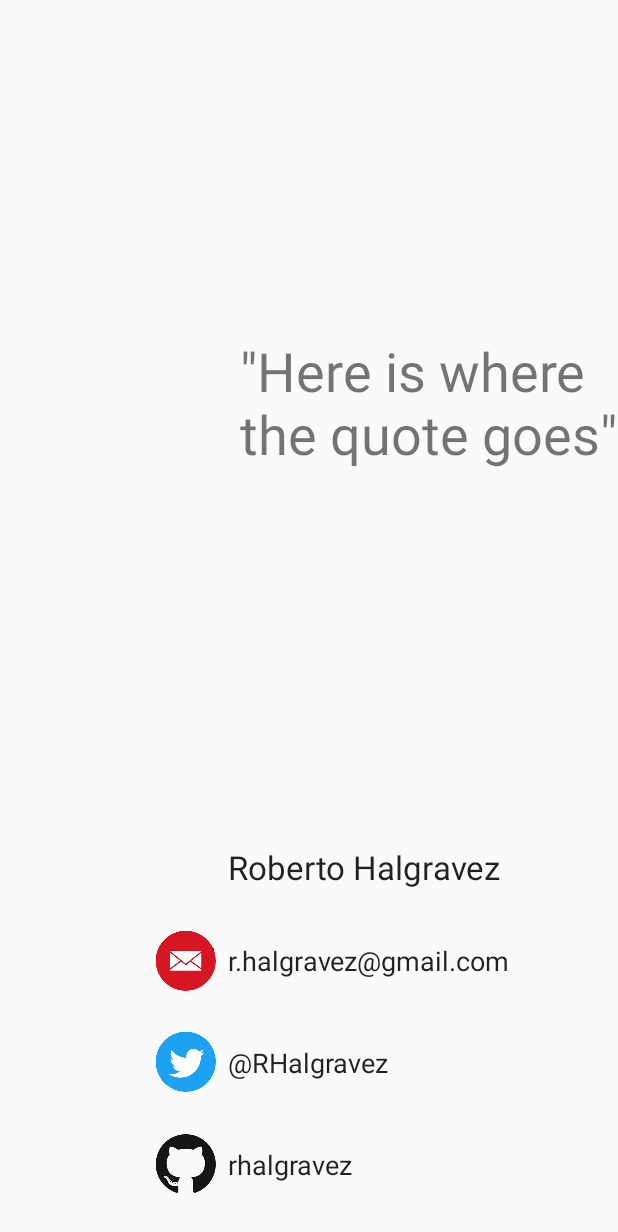
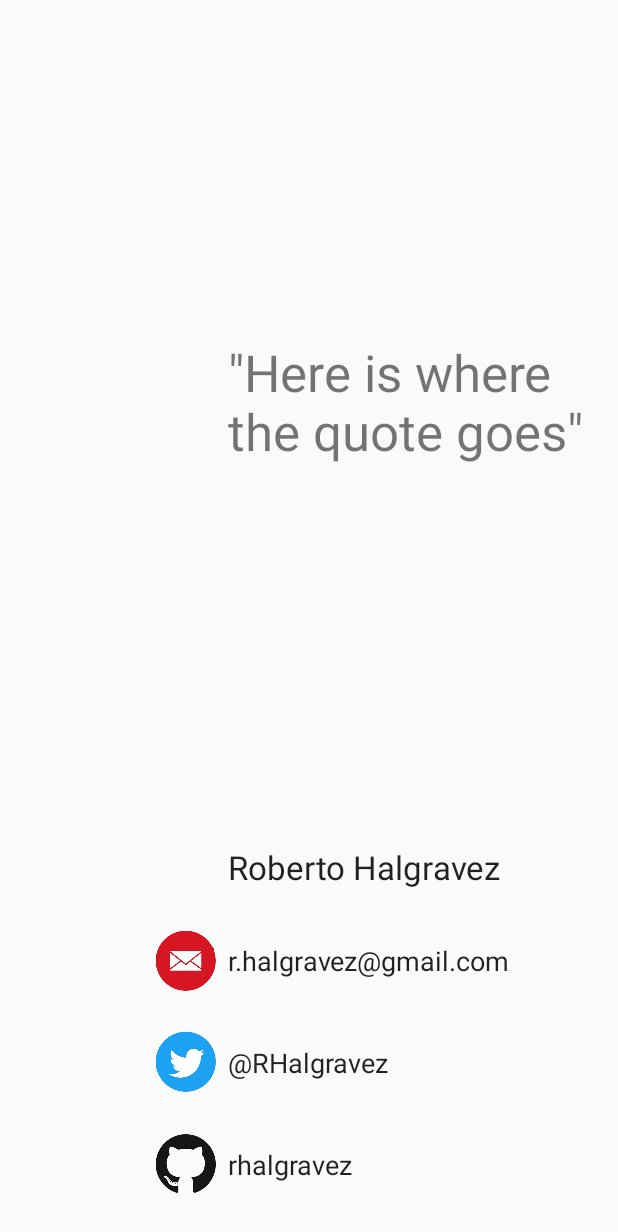
Before and after one commit to rhalgravez/AndroidBootcampSummer2020, an Android app: the layout activity_main.xml on its own in the app's theme, with its tools: preview values and no code run, on a phone screen of 412 x 824 dp. Shown: the top 1232 px of the screen. Run offline under Robolectric (Android 15) with nearby library versions, the phone set to English and light mode, and no system bars.

Commit message:
Week 3 - Fix text size and constraints in the TextView for the quote

```diff
--- a/Week3/Assignment3/app/src/main/res/layout/activity_main.xml
+++ b/Week3/Assignment3/app/src/main/res/layout/activity_main.xml
@@ -21,11 +21,13 @@
         android:layout_width="0dp"
         android:layout_height="wrap_content"
         tools:text="&quot;Here is where the quote goes&quot;"
-        android:textSize="36dp"
+        android:textSize="34dp"
         android:maxLines="6"
-        android:paddingStart="16dp"
-        app:layout_constraintTop_toTopOf="parent"
+        android:padding="@dimen/padding_half"
+        app:layout_constraintBottom_toBottomOf="@id/horizontalGuideline"
+        app:layout_constraintEnd_toEndOf="parent"
         app:layout_constraintStart_toStartOf="@id/verticalGuideline"
+        app:layout_constraintTop_toTopOf="parent"/>
         app:layout_constraintEnd_toEndOf="parent"
         app:layout_constraintBottom_toBottomOf="@id/horizontalGuideline"/>
 
```
